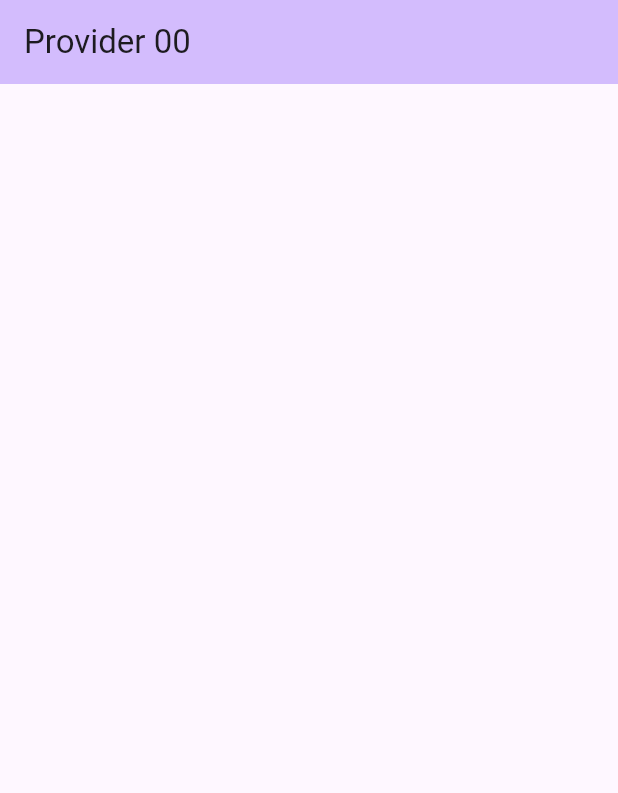
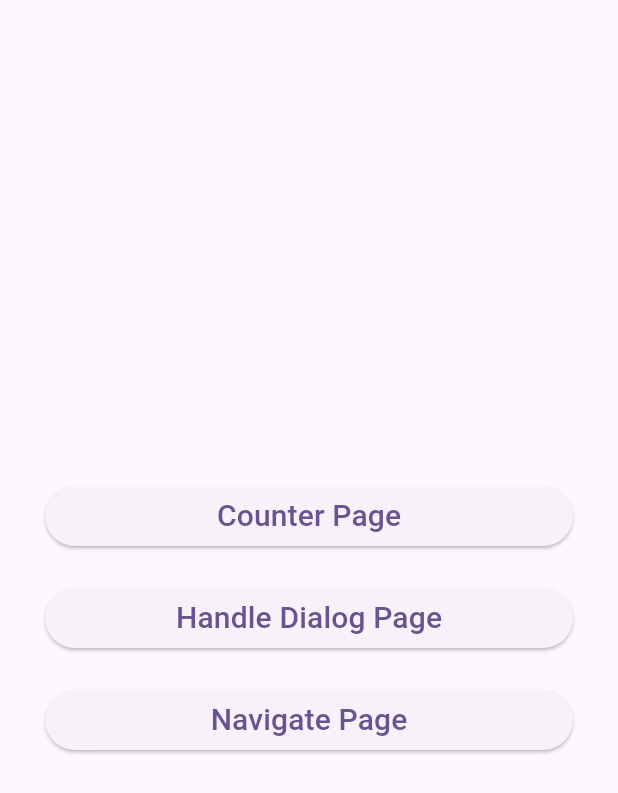
Before and after one commit to DONGL3XD/Learn_Flutter, a Flutter app: the screen it shows after launch, on a phone screen of 412 x 824 dp. Shown: the top 793 px of the screen. Run offline on Flutter 3.47's test engine with Material 3 defaults, Android fonts, the phone set to English and light mode, and no system bars.

Commit message:
25.05.03 ~Chapter 30

```diff
--- a/analysis_options.yaml
+++ b/analysis_options.yaml
@@ -7,7 +7,7 @@
 
 # The following line activates a set of recommended lints for Flutter apps,
 # packages, and plugins designed to encourage good coding practices.
-include: package:flutter_lints/flutter.yaml
+# include: package:flutter_lints/flutter.yaml
 
 linter:
   # The lint rules applied to this project can be customized in the
--- /dev/null
+++ b/devtools_options.yaml
@@ -0,0 +1,3 @@
+description: This file stores settings for Dart & Flutter DevTools.
+documentation: https://docs.flutter.dev/tools/devtools/extensions#configure-extension-enablement-states
+extensions:
--- a/lib/main.dart
+++ b/lib/main.dart
@@ -4,6 +4,12 @@
 //     "dart.previewFlutterUiGuides": true,
 
 import 'package:flutter/material.dart';
+import 'package:flutter/rendering.dart';
+import 'package:myapp/pages/counter_page.dart';
+import 'package:myapp/pages/handle_dialog_page.dart';
+import 'package:myapp/pages/navigate_page.dart';
+import 'package:myapp/providers/counter.dart';
+import 'package:provider/provider.dart';
 
 void main() {
   runApp(const MyApp());
@@ -15,13 +21,16 @@ class MyApp extends StatelessWidget {
   // This widget is the root of your application.
   @override
   Widget build(BuildContext context) {
-    return MaterialApp(
-      title: 'Provider 00',
-      theme: ThemeData(
-        colorScheme: ColorScheme.fromSeed(seedColor: Colors.deepPurple),
-        useMaterial3: true,
+    return ChangeNotifierProvider<Counter>(
+      create: (_) => Counter(),
+      child: MaterialApp(
+        title: 'addPostFrameCallback',
+        theme: ThemeData(
+          colorScheme: ColorScheme.fromSeed(seedColor: Colors.deepPurple),
+          useMaterial3: true,
+        ),
+        home: const MyHomePage(),
       ),
-      home: const MyHomePage(),
     );
   }
 }
@@ -37,11 +46,45 @@ class _MyHomePageState extends State<MyHomePage> {
   @override
   Widget build(BuildContext context) {
     return Scaffold(
-      appBar: AppBar(
-        backgroundColor: Theme.of(context).colorScheme.inversePrimary,
-        title: Text("Provider 00"),
+      body: Center(
+        child: Padding(
+          padding: EdgeInsets.symmetric(horizontal: 30),
+          child: ListView(
+            shrinkWrap: true,
+            children: [
+              ElevatedButton(
+                child: Text('Counter Page', style: TextStyle(fontSize: 20)),
+                onPressed:
+                    (() => Navigator.push(
+                      context,
+                      MaterialPageRoute(builder: (_) => CounterPage()),
+                    )),
+              ),
+              SizedBox(height: 20),
+              ElevatedButton(
+                child: Text(
+                  'Handle Dialog Page',
+                  style: TextStyle(fontSize: 20),
+                ),
+                onPressed:
+                    (() => Navigator.push(
+                      context,
+                      MaterialPageRoute(builder: (_) => HandleDialogPage()),
+                    )),
+              ),
+              SizedBox(height: 20),
+              ElevatedButton(
+                child: Text('Navigate Page', style: TextStyle(fontSize: 20)),
+                onPressed:
+                    (() => Navigator.push(
+                      context,
+                      MaterialPageRoute(builder: (_) => NavigatePage()),
+                    )),
+              ),
+            ],
+          ),
+        ),
       ),
-      body: Column(),
     );
   }
 }
--- /dev/null
+++ b/lib/providers/counter.dart
@@ -0,0 +1,10 @@
+import 'package:flutter/material.dart';
+
+class Counter with ChangeNotifier {
+  int counter = 0;
+
+  void increment() {
+    counter++;
+    notifyListeners();
+  }
+}
```
Also changed, not shown: lib/pages/counter_page.dart (added, +52 -0 lines), lib/pages/handle_dialog_page.dart (added, +32 -0 lines), lib/pages/navigate_page.dart (added, +50 -0 lines).
